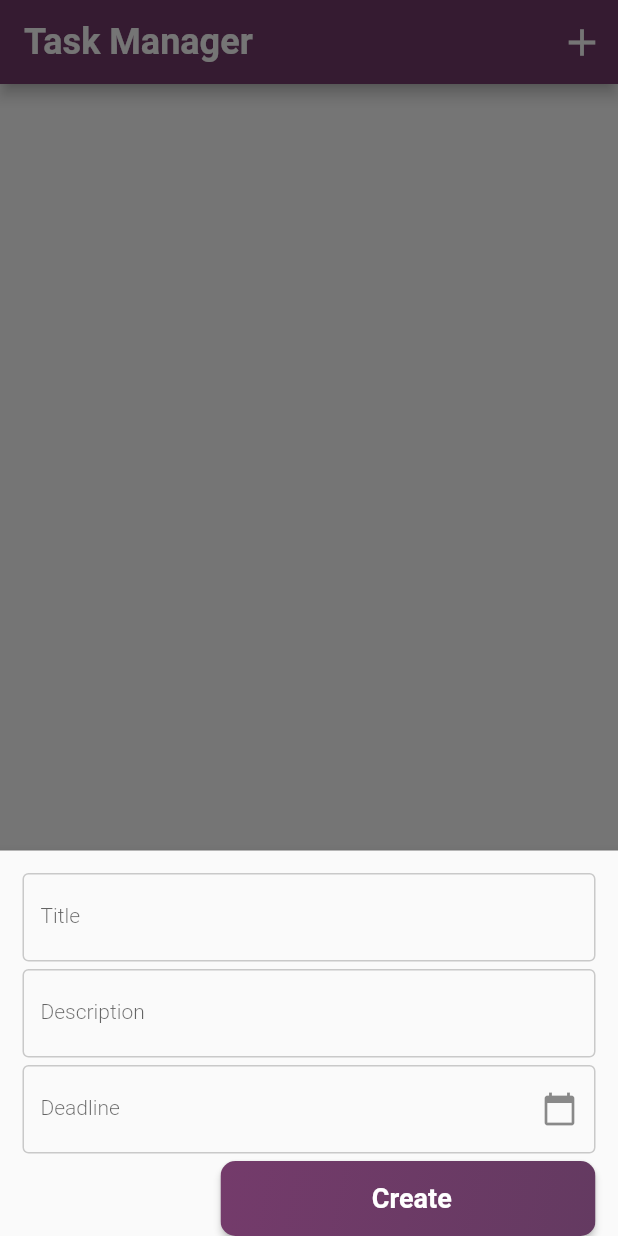
After one commit to DawitSishu/App, a Flutter app: the screen it shows after launch, after a tap on the "add" icon, on a phone screen of 412 x 824 dp. The commit adds this screen. Run offline on Flutter 3.47's test engine with Material 2 defaults, Android fonts, the phone set to English and light mode, and no system bars; our stand-ins replace hive, hive_flutter, loading_animation_widget; accounts and stored records are empty; Roboto replaces fonts that are missing (Poppins).

Commit message:
update with filter working

```diff
--- a/lib/Pages/home_page.dart
+++ b/lib/Pages/home_page.dart
@@ -1,6 +1,6 @@
 import 'package:flutter/material.dart';
 import 'package:hive_flutter/hive_flutter.dart';
-import 'package:task_app/Models/task_model.dart';
+import 'package:task_app/Pages/task_page.dart';
 import 'package:task_app/Utils/Widgets.dart';
 
 class HomePage extends StatefulWidget {
@@ -50,6 +50,7 @@ class _HomePageState extends State<HomePage>
   void initState() {
     super.initState();
     tabController = TabController(vsync: this, length: 3);
+    refreshTasks();
   }
 
   @override
@@ -58,10 +59,72 @@ class _HomePageState extends State<HomePage>
     tabController.dispose();
   }
 
-  final data = TaskData();
   final TaskBox = Hive.box('Task_box');
 
+  List<Map<String, dynamic>> tasks = [];
+  List<Map<String, dynamic>> tasksToday = [];
+  List<Map<String, dynamic>> tasksTomorrow = [];
+  List<Map<String, dynamic>> tasksUpcoming = [];
+
+  void refreshTasks() {
+    tasks = [];
+    tasksToday = [];
+    tasksTomorrow = [];
+    tasksUpcoming = [];
+    final now = DateTime.now();
+
+    final taskslist = TaskBox.keys.map((key) {
+      final item = TaskBox.get(key);
+      final deadline = item['deadline'];
+      if (deadline != null && deadline is DateTime) {
+        if (isSameDay(deadline, now)) {
+          tasksToday.add({
+            "key": key,
+            "title": item['title'],
+            "description": item['description'],
+            "deadline": item['deadline'],
+            "isCompleted": item['isCompleted'],
+          });
+        } else if (isSameDay(deadline, now.add(Duration(days: 1)))) {
+          tasksTomorrow.add({
+            "key": key,
+            "title": item['title'],
+            "description": item['description'],
+            "deadline": item['deadline'],
+            "isCompleted": item['isCompleted'],
+          });
+        } else if (deadline.isAfter(now.add(Duration(days: 1)))) {
+          tasksUpcoming.add({
+            "key": key,
+            "title": item['title'],
+            "description": item['description'],
+            "deadline": item['deadline'],
+            "isCompleted": item['isCompleted'],
+          });
+        }
+      }
+      return {
+        "key": key,
+        "title": item['title'],
+        "description": item['description'],
+        "deadline": item['deadline'],
+        "isCompleted": item['isCompleted'],
+      };
+    }).toList();
+
+    setState(() {
+      tasks = taskslist.reversed.toList();
+    });
+  }
+
+  bool isSameDay(DateTime date1, DateTime date2) {
+    return date1.year == date2.year &&
+        date1.month == date2.month &&
+        date1.day == date2.day;
+  }
+
   void showForm(BuildContext ctx, int? itemKey) async {
+    Map<String, dynamic> data = {};
     showModalBottomSheet(
         context: ctx,
         elevation: 5,
@@ -80,21 +143,21 @@ class _HomePageState extends State<HomePage>
                         inputLabel: "Title",
                         placeHolder: "Insert the title",
                         update: (value) {
-                          data.title = value;
+                          data["title"] = value;
                         }),
                     const SizedBox(height: 5),
                     InputBox(
                         inputLabel: "Description",
                         placeHolder: "Insert the description",
                         update: (value) {
-                          data.title = value;
+                          data["description"] = value;
                         }),
                     const SizedBox(height: 5),
                     DatePicker(
                       inputLabel: "Deadline",
                       placeHolder: 'Select a Deadline',
                       update: (value) {
-                        data.deadline = value;
+                        data["deadline"] = value;
                       },
                     ),
                     const SizedBox(height: 5),
@@ -103,6 +166,7 @@ class _HomePageState extends State<HomePage>
                       onPressed: () async {
                         await TaskBox.add(data);
                         print(data);
+                        refreshTasks();
                         Navigator.of(context).pop();
                       },
                     ),
@@ -132,7 +196,11 @@ class _HomePageState extends State<HomePage>
         ),
         body: TabBarView(
           controller: tabController,
-          children: const [Scaffold(), Scaffold(), Scaffold()],
+          children: [
+            TasksPage(taskList: tasksToday),
+            TasksPage(taskList: tasksTomorrow),
+            TasksPage(taskList: tasksUpcoming),
+          ],
         ),
         bottomNavigationBar: DecoratedBox(
           decoration: const BoxDecoration(
--- /dev/null
+++ b/lib/Pages/task_page.dart
@@ -0,0 +1,23 @@
+import 'package:flutter/material.dart';
+import 'package:task_app/Utils/Widgets.dart';
+
+class TasksPage extends StatefulWidget {
+  TasksPage({required this.taskList});
+
+  List<Map<String, dynamic>> taskList;
+
+  @override
+  State<TasksPage> createState() => _TasksPageState();
+}
+
+class _TasksPageState extends State<TasksPage> {
+  @override
+  Widget build(BuildContext context) {
+    return ListView.builder(
+      itemCount: widget.taskList.length,
+      itemBuilder: (BuildContext context, int index) {
+        return TaskWidget(taskData: widget.taskList[index]);
+      },
+    );
+  }
+}
--- a/lib/Utils/Widgets.dart
+++ b/lib/Utils/Widgets.dart
@@ -1,6 +1,5 @@
 import 'package:flutter/material.dart';
 import 'package:loading_animation_widget/loading_animation_widget.dart';
-import 'package:task_app/Models/task_model.dart';
 import 'package:intl/intl.dart';
 
 class InputBox extends StatefulWidget {
@@ -247,7 +246,7 @@ class _CustomButtonState extends State<CustomButton> {
 }
 
 class TaskWidget extends StatelessWidget {
-  final TaskData taskData;
+  Map<String, dynamic> taskData;
 
   TaskWidget({required this.taskData});
 
@@ -265,7 +264,7 @@ class TaskWidget extends StatelessWidget {
           crossAxisAlignment: CrossAxisAlignment.start,
           children: [
             Text(
-              taskData.title,
+              taskData["title"],
               style: TextStyle(
                 fontSize: 18,
                 fontWeight: FontWeight.bold,
@@ -273,7 +272,7 @@ class TaskWidget extends StatelessWidget {
             ),
             SizedBox(height: 8),
             Text(
-              taskData.description,
+              taskData["description"],
               style: TextStyle(
                 fontSize: 16,
                 color: Colors.grey[600],
@@ -290,7 +289,7 @@ class TaskWidget extends StatelessWidget {
                 ),
                 SizedBox(width: 5),
                 Text(
-                  _formatDeadline(taskData.deadline),
+                  _formatDeadline(taskData["deadline"]),
                   style: TextStyle(
                     fontSize: 16,
                     color: Colors.blue,
```
Also changed, not shown: lib/Models/task_model.dart (deleted, +0 -13 lines).
